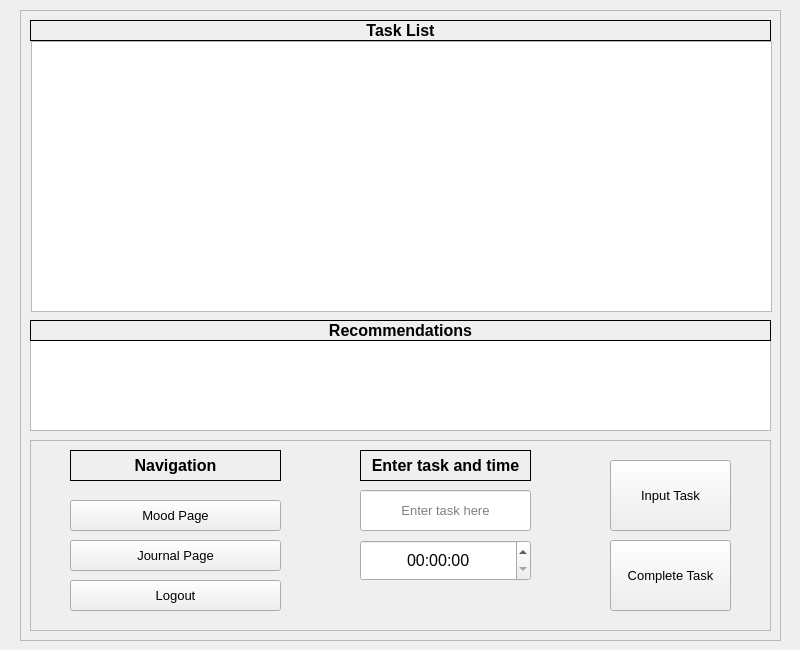
Before: the Qt Designer form tasklistwindow.ui in MaxRUnger/370Team8, drawn with Qt 5.
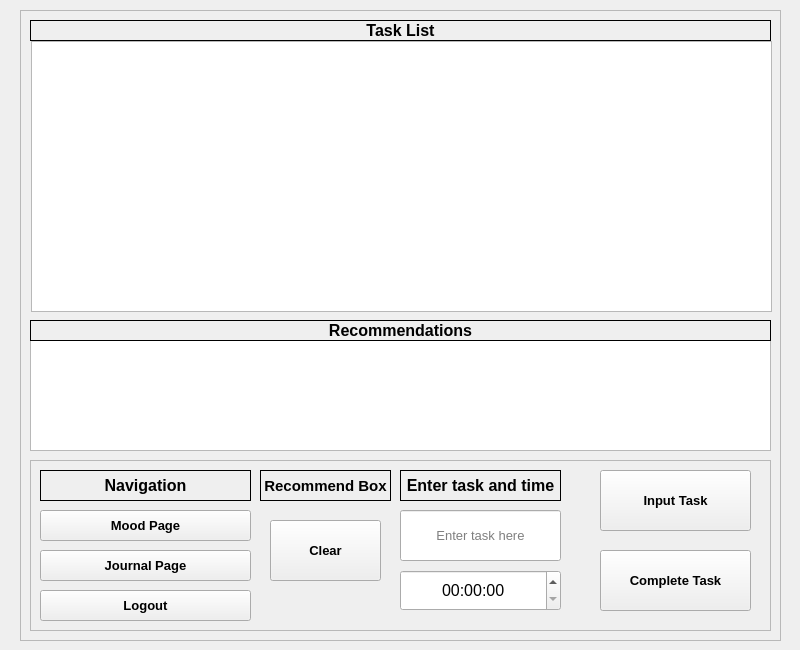
After: the same form once the commit is applied.

Patch:
```diff
--- a/tasklistwindow.ui
+++ b/tasklistwindow.ui
@@ -18,9 +18,9 @@
     <property name="geometry">
      <rect>
       <x>30</x>
-      <y>440</y>
+      <y>460</y>
       <width>741</width>
-      <height>191</height>
+      <height>171</height>
      </rect>
     </property>
     <property name="frameShape">
@@ -32,10 +32,10 @@
     <widget class="QLineEdit" name="taskInput">
      <property name="geometry">
       <rect>
-       <x>330</x>
+       <x>370</x>
        <y>50</y>
-       <width>171</width>
-       <height>41</height>
+       <width>161</width>
+       <height>51</height>
       </rect>
      </property>
      <property name="font">
@@ -59,15 +59,16 @@
     <widget class="QPushButton" name="addTaskButton">
      <property name="geometry">
       <rect>
-       <x>580</x>
-       <y>20</y>
-       <width>121</width>
-       <height>71</height>
+       <x>570</x>
+       <y>10</y>
+       <width>151</width>
+       <height>61</height>
       </rect>
      </property>
      <property name="font">
       <font>
        <pointsize>10</pointsize>
+       <bold>true</bold>
       </font>
      </property>
      <property name="text">
@@ -77,9 +78,9 @@
     <widget class="QTimeEdit" name="taskTimeEdit">
      <property name="geometry">
       <rect>
-       <x>330</x>
-       <y>100</y>
-       <width>171</width>
+       <x>370</x>
+       <y>110</y>
+       <width>161</width>
        <height>41</height>
       </rect>
      </property>
@@ -101,9 +102,9 @@
     <widget class="QLabel" name="label1">
      <property name="geometry">
       <rect>
-       <x>330</x>
+       <x>370</x>
        <y>10</y>
-       <width>171</width>
+       <width>161</width>
        <height>31</height>
       </rect>
      </property>
@@ -126,15 +127,16 @@
     <widget class="QPushButton" name="completeTaskButton">
      <property name="geometry">
       <rect>
-       <x>580</x>
-       <y>100</y>
-       <width>121</width>
-       <height>71</height>
+       <x>570</x>
+       <y>90</y>
+       <width>151</width>
+       <height>61</height>
       </rect>
      </property>
      <property name="font">
       <font>
        <pointsize>10</pointsize>
+       <bold>true</bold>
       </font>
      </property>
      <property name="text">
@@ -144,7 +146,7 @@
     <widget class="QLabel" name="label2">
      <property name="geometry">
       <rect>
-       <x>40</x>
+       <x>10</x>
        <y>10</y>
        <width>211</width>
        <height>31</height>
@@ -169,8 +171,8 @@
     <widget class="QPushButton" name="moodPageButton">
      <property name="geometry">
       <rect>
-       <x>40</x>
-       <y>60</y>
+       <x>10</x>
+       <y>50</y>
        <width>211</width>
        <height>31</height>
       </rect>
@@ -178,6 +180,7 @@
      <property name="font">
       <font>
        <pointsize>10</pointsize>
+       <bold>true</bold>
       </font>
      </property>
      <property name="text">
@@ -187,8 +190,8 @@
     <widget class="QPushButton" name="journalPageButton">
      <property name="geometry">
       <rect>
-       <x>40</x>
-       <y>100</y>
+       <x>10</x>
+       <y>90</y>
        <width>211</width>
        <height>31</height>
       </rect>
@@ -196,6 +199,7 @@
      <property name="font">
       <font>
        <pointsize>10</pointsize>
+       <bold>true</bold>
       </font>
      </property>
      <property name="text">
@@ -205,8 +209,8 @@
     <widget class="QPushButton" name="logoutButton">
      <property name="geometry">
       <rect>
-       <x>40</x>
-       <y>140</y>
+       <x>10</x>
+       <y>130</y>
        <width>211</width>
        <height>31</height>
       </rect>
@@ -214,12 +218,57 @@
      <property name="font">
       <font>
        <pointsize>10</pointsize>
+       <bold>true</bold>
       </font>
      </property>
      <property name="text">
       <string>Logout</string>
      </property>
     </widget>
+    <widget class="QLabel" name="label2_4">
+     <property name="geometry">
+      <rect>
+       <x>230</x>
+       <y>10</y>
+       <width>131</width>
+       <height>31</height>
+      </rect>
+     </property>
+     <property name="font">
+      <font>
+       <pointsize>11</pointsize>
+       <bold>true</bold>
+      </font>
+     </property>
+     <property name="frameShape">
+      <enum>QFrame::Shape::Panel</enum>
+     </property>
+     <property name="text">
+      <string>Recommend Box</string>
+     </property>
+     <property name="alignment">
+      <set>Qt::AlignmentFlag::AlignCenter</set>
+     </property>
+    </widget>
+    <widget class="QPushButton" name="clearRecButton">
+     <property name="geometry">
+      <rect>
+       <x>240</x>
+       <y>60</y>
+       <width>111</width>
+       <height>61</height>
+      </rect>
+     </property>
+     <property name="font">
+      <font>
+       <pointsize>10</pointsize>
+       <bold>true</bold>
+      </font>
+     </property>
+     <property name="text">
+      <string>Clear</string>
+     </property>
+    </widget>
    </widget>
    <widget class="QListWidget" name="recommendListWidget">
     <property name="geometry">
@@ -227,12 +276,12 @@
       <x>30</x>
       <y>340</y>
       <width>741</width>
-      <height>91</height>
+      <height>111</height>
      </rect>
     </property>
     <property name="font">
      <font>
-      <pointsize>14</pointsize>
+      <pointsize>12</pointsize>
      </font>
     </property>
     <property name="mouseTracking">
```
